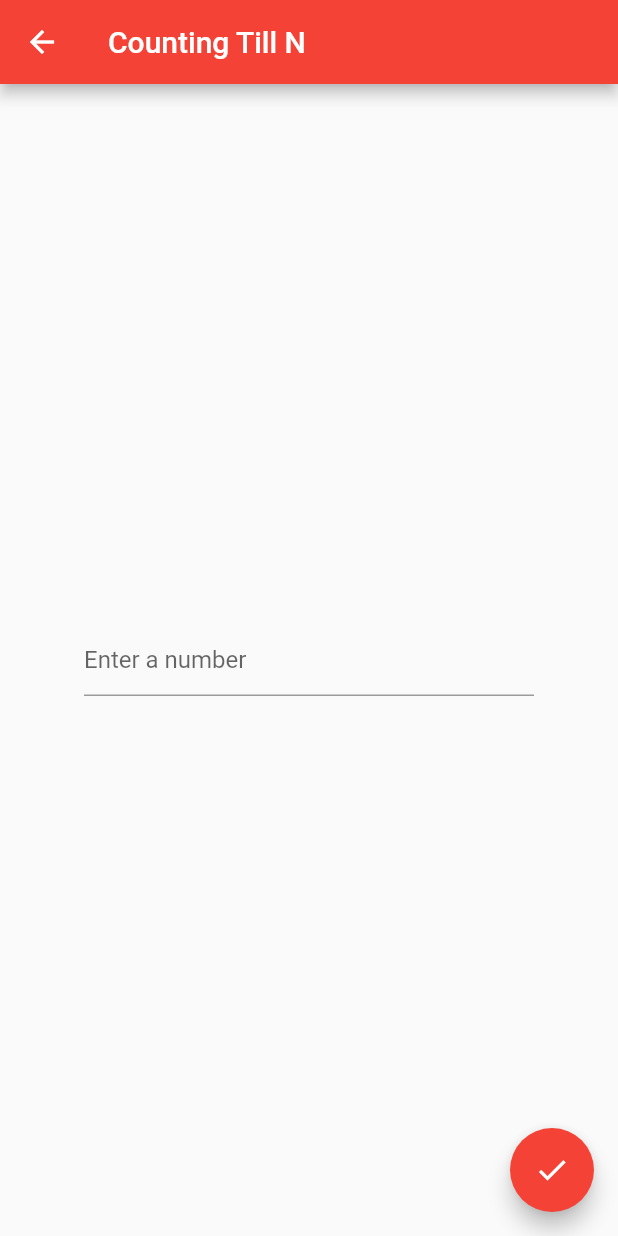
After one commit to builtree/simulate, a Flutter app: the CountingTillN screen opened directly, after a tap on the "done" icon, on a phone screen of 412 x 824 dp. The commit adds this screen. Run offline on Flutter 3.47's test engine with Material 2 defaults, Android fonts, the phone set to English and light mode, and no system bars.

Commit message:
Added counter

```diff
--- /dev/null
+++ b/lib/src/simulations/counter.dart
@@ -0,0 +1,82 @@
+import 'package:flutter/material.dart';
+
+final coolController = TextEditingController();
+int N;
+List<int> numbers = [0];
+final List<int> colors = [50, 100, 200, 300, 400, 500, 600, 700, 800, 900];
+
+class CountingTillN extends StatefulWidget {
+  _CountingTillNState createState() => _CountingTillNState();
+}
+
+class _CountingTillNState extends State<CountingTillN> {
+  void change() {
+    N = int.parse(coolController.text);
+    for (int i = 0; i < N; i++) numbers.add(i + 1);
+  }
+
+  @override
+  Widget build(BuildContext context) {
+    return Scaffold(
+      appBar: AppBar(
+        title: Text('Counting Till N'),
+        backgroundColor: Colors.red[500],
+      ),
+      body: Center(
+        child: Container(
+          width: 300.0,
+          child: TextField(
+            controller: coolController,
+            decoration: InputDecoration(hintText: 'Enter a number'),
+          ),
+        ),
+      ),
+      floatingActionButton: FloatingActionButton(
+        child: Icon(
+          Icons.done,
+          color: Colors.white,
+        ),
+        backgroundColor: Colors.red[500],
+        onPressed: () {
+          change();
+          Navigator.of(context)
+              .push(MaterialPageRoute(builder: (context) => NumbersList()));
+        },
+      ),
+    );
+  }
+}
+
+class NumbersList extends StatefulWidget {
+  _NumbersListState createState() => _NumbersListState();
+}
+
+class _NumbersListState extends State<NumbersList> {
+  @override
+  Widget build(BuildContext context) {
+    return Scaffold(
+      appBar: AppBar(
+        title: Text('Numbers'),
+        backgroundColor: Colors.red[500],
+      ),
+      body: Center(
+        child: Container(
+          color: Colors.grey[400],
+          alignment: Alignment(0, 0),
+          child: ListView.builder(
+            itemCount: N + 1,
+            itemBuilder: (BuildContext context, int index) {
+              return Container(
+                height: 40,
+                color: Colors.amber[colors[index % 10]],
+                child: Center(
+                  child: Text('Number: ${numbers[index]}'),
+                ),
+              );
+            },
+          ),
+        ),
+      ),
+    );
+  }
+}
```
Also changed, not shown: lib/src/menu.dart (+10 -1 lines).
